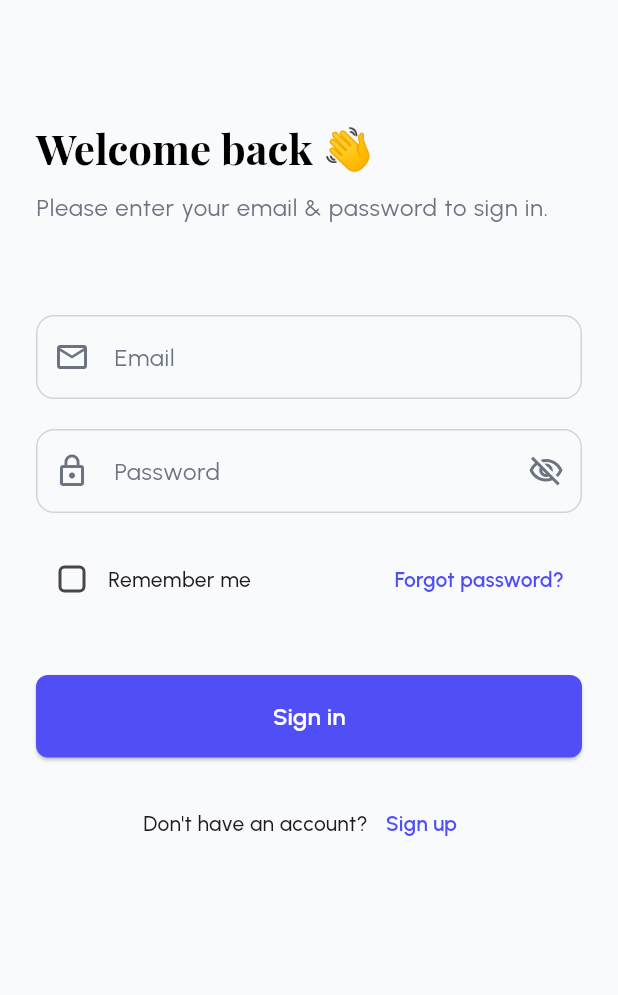
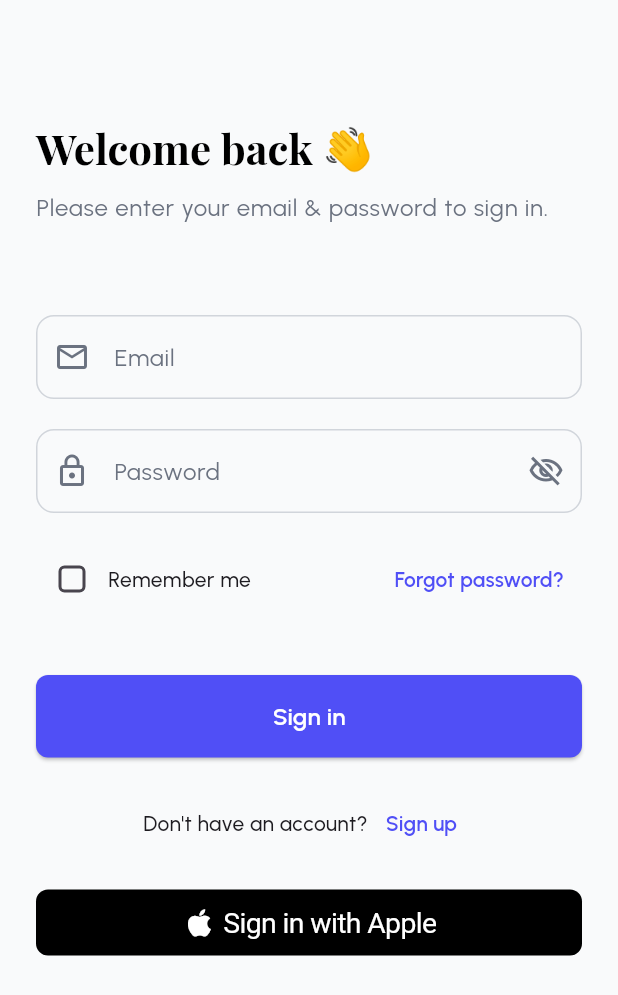
Before and after one commit to Hansleonel/storysparks, a Flutter app: the screen it shows after launch, on a phone screen of 412 x 824 dp. Shown: the top 995 px of the screen. Run offline on Flutter 3.47's test engine with Material 3 defaults, Android fonts, the light colour scheme and no system bars; drawn by our look-alikes of sign_in_with_apple; our stand-ins replace dartz, dio, equatable, flutter_dotenv, flutter_rating_bar, flutter_svg and 5 more; accounts and stored records are empty; generated files the repository leaves out were written again.

Commit message:
add apple authentication fixed, add superbase user management fixed

```diff
--- /dev/null
+++ b/lib/core/usecases/usecase.dart
@@ -0,0 +1,6 @@
+import 'package:dartz/dartz.dart';
+import 'package:storysparks/core/error/failures.dart';
+
+abstract class UseCase<Type, Params> {
+  Future<Either<Failure, Type>> call(Params params);
+}
--- /dev/null
+++ b/lib/features/auth/domain/usecases/login_usecase.dart
@@ -0,0 +1,30 @@
+import 'package:dartz/dartz.dart';
+import 'package:equatable/equatable.dart';
+import 'package:storysparks/core/error/failures.dart';
+import 'package:storysparks/core/usecases/usecase.dart';
+import 'package:storysparks/features/auth/domain/repositories/auth_repository.dart';
+import 'package:supabase_flutter/supabase_flutter.dart';
+
+class LoginUseCase implements UseCase<AuthResponse, LoginParams> {
+  final AuthRepository repository;
+
+  LoginUseCase(this.repository);
+
+  @override
+  Future<Either<Failure, AuthResponse>> call(LoginParams params) async {
+    return await repository.login(params.email, params.password);
+  }
+}
+
+class LoginParams extends Equatable {
+  final String email;
+  final String password;
+
+  const LoginParams({
+    required this.email,
+    required this.password,
+  });
+
+  @override
+  List<Object> get props => [email, password];
+}
--- /dev/null
+++ b/lib/features/auth/domain/usecases/sign_in_with_apple_usecase.dart
@@ -0,0 +1,32 @@
+import 'package:dartz/dartz.dart';
+import 'package:equatable/equatable.dart';
+import 'package:storysparks/core/error/failures.dart';
+import 'package:storysparks/core/usecases/usecase.dart';
+import 'package:storysparks/features/auth/domain/repositories/auth_repository.dart';
+import 'package:supabase_flutter/supabase_flutter.dart';
+
+class SignInWithAppleUseCase
+    implements UseCase<AuthResponse, SignInWithAppleParams> {
+  final AuthRepository repository;
+
+  SignInWithAppleUseCase(this.repository);
+
+  @override
+  Future<Either<Failure, AuthResponse>> call(
+      SignInWithAppleParams params) async {
+    return await repository.signInWithApple(params.idToken, params.accessToken);
+  }
+}
+
+class SignInWithAppleParams extends Equatable {
+  final String idToken;
+  final String accessToken;
+
+  const SignInWithAppleParams({
+    required this.idToken,
+    required this.accessToken,
+  });
+
+  @override
+  List<Object> get props => [idToken, accessToken];
+}
--- /dev/null
+++ b/lib/features/auth/domain/usecases/sign_out_usecase.dart
@@ -0,0 +1,19 @@
+import 'package:dartz/dartz.dart';
+import 'package:storysparks/core/error/failures.dart';
+import 'package:storysparks/core/usecases/usecase.dart';
+import 'package:storysparks/features/auth/domain/repositories/auth_repository.dart';
+
+class SignOutUseCase implements UseCase<void, NoParams> {
+  final AuthRepository repository;
+
+  SignOutUseCase(this.repository);
+
+  @override
+  Future<Either<Failure, void>> call(NoParams params) async {
+    return await repository.signOut();
+  }
+}
+
+class NoParams {
+  const NoParams();
+}
--- a/lib/features/auth/presentation/pages/login_page.dart
+++ b/lib/features/auth/presentation/pages/login_page.dart
@@ -1,8 +1,9 @@
 import 'package:flutter/material.dart';
 import 'package:provider/provider.dart';
+import 'package:sign_in_with_apple/sign_in_with_apple.dart';
 import 'package:storysparks/core/routes/app_routes.dart';
 import 'package:storysparks/core/theme/app_colors.dart';
-import '../providers/auth_provider.dart';
+import 'package:storysparks/features/auth/presentation/providers/auth_provider.dart';
 import 'package:flutter_gen/gen_l10n/app_localizations.dart';
 
 class LoginPage extends StatefulWidget {
@@ -64,6 +65,8 @@
             _buildLoginButton(),
             const SizedBox(height: 20),
             _buildSignUpLink(),
+            const SizedBox(height: 20),
+            _buildAppleSignInButton(),
           ],
         ),
       ),
@@ -174,7 +177,7 @@
           },
           child: Text(
             AppLocalizations.of(context)!.forgotPassword,
-            style: TextStyle(
+            style: const TextStyle(
               color: AppColors.primary,
               fontFamily: 'Urbanist',
               fontWeight: FontWeight.w600,
@@ -198,8 +201,18 @@
                       _emailController.text,
                       _passwordController.text,
                     );
+
+                    if (authProvider.error != null && mounted) {
+                      ScaffoldMessenger.of(context).showSnackBar(
+                        SnackBar(
+                          content: Text(authProvider.error!),
+                          backgroundColor: Colors.red,
+                        ),
+                      );
+                      return;
+                    }
+
                     if (user != null && mounted) {
-                      // Navigate to home page
                       Navigator.pushReplacementNamed(context, AppRoutes.main);
                     }
                   },
@@ -254,4 +267,39 @@
       ],
     );
   }
+
+  Widget _buildAppleSignInButton() {
+    final l10n = AppLocalizations.of(context)!;
+    return Consumer<AuthProvider>(
+      builder: (context, provider, _) {
+        if (provider.isLoading) {
+          return const Center(child: CircularProgressIndicator());
+        }
+
+        return SignInWithAppleButton(
+          text: l10n.signInWithApple,
+          style: SignInWithAppleButtonStyle.black,
+          onPressed: () async {
+            await provider.signInWithApple();
+
+            if (provider.error != null) {
+              if (mounted) {
+                ScaffoldMessenger.of(context).showSnackBar(
+                  SnackBar(
+                    content: Text(provider.error!),
+                    backgroundColor: Colors.red,
+                  ),
+                );
+              }
+              return;
+            }
+
+            if (provider.isAuthenticated && mounted) {
+              Navigator.pushReplacementNamed(context, AppRoutes.main);
+            }
+          },
+        );
+      },
+    );
+  }
 }
--- a/lib/l10n/app_en.arb
+++ b/lib/l10n/app_en.arb
@@ -32,7 +32,8 @@
     "dontHaveAccount": "Don't have an account?",
     "signUp": "Sign up",
     "noStories": "No stories yet",
-    "shareMemoryHint": "Share a special memory, like your first bicycle or that unforgettable family trip...",
+    "shareMemoryHint": "Share that special memory with the one who left a mark on your life. Describe it in detail, without fearing the sadness, and you’ll see the magic of reliving it.",
+    "signInWithApple": "Sign in with Apple",
     "theProtagonistWillBe": "The protagonist will be...",
     "hello": "Hello, {name}",
     "@hello": {
--- a/lib/l10n/app_es.arb
+++ b/lib/l10n/app_es.arb
@@ -32,7 +32,8 @@
     "dontHaveAccount": "¿No tienes una cuenta?",
     "signUp": "Registrarse",
     "noStories": "No hay historias aún",
-    "shareMemoryHint": "Comparte un recuerdo especial, como tu primera bicicleta o ese viaje inolvidable con la familia...",
+    "shareMemoryHint": "Comparte ese recuerdo especial con quien dejó huella en tu vida. Descríbelo con detalle, sin temer a la tristeza, y verás la magia al revivirlo.",
+    "signInWithApple": "Iniciar sesión con Apple",
     "theProtagonistWillBe": "El protagonista será...",
     "hello": "Hola, {name}",
     "@hello": {
--- a/pubspec.yaml
+++ b/pubspec.yaml
@@ -61,6 +61,10 @@
   google_generative_ai: ^0.2.0
   flutter_dotenv: ^5.1.0
   flutter_rating_bar: ^4.0.1
+
+  # Auth
+  sign_in_with_apple: ^6.1.4
+  supabase_flutter: ^2.8.3
 
 dev_dependencies:
   flutter_test:
```
Also changed, not shown: lib/core/dependency_injection/service_locator.dart (+16 -3 lines), lib/core/error/failures.dart (+13 -8 lines), lib/core/services/auth_service.dart (added, +35 -0 lines), lib/features/auth/data/datasources/auth_remote_datasource.dart (+35 -30 lines), lib/features/auth/data/repositories/auth_repository_impl.dart (+18 -22 lines), lib/features/auth/domain/repositories/auth_repository.dart (+7 -4 lines), lib/features/auth/presentation/providers/auth_provider.dart (+89 -27 lines), lib/main.dart (+17 -3 lines), pubspec.lock, 9 other files.
